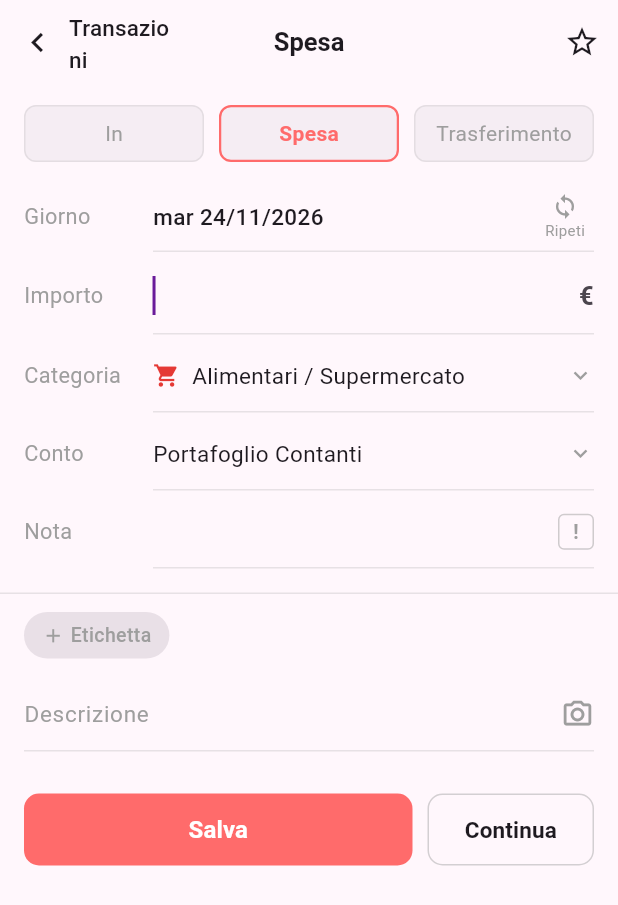
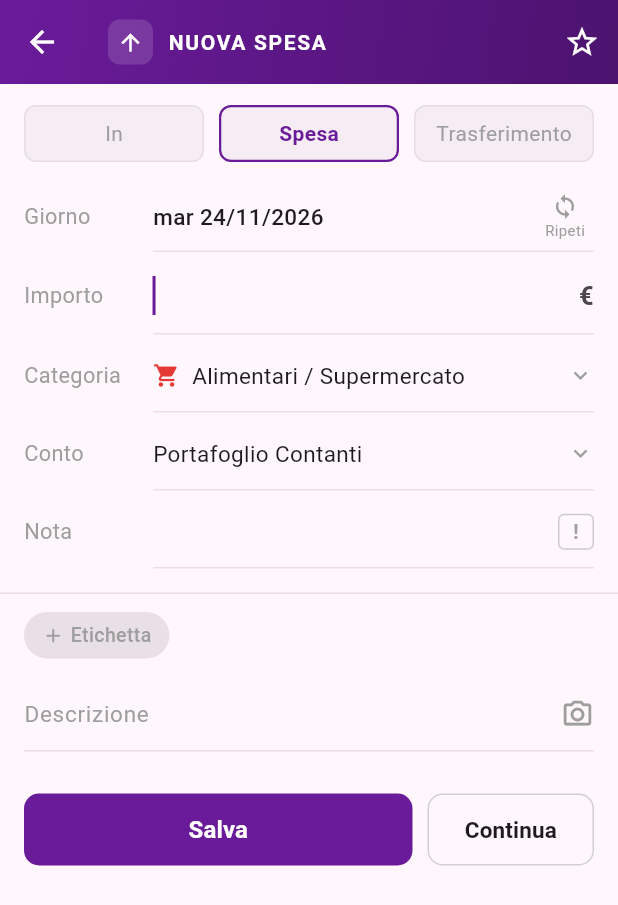
Before and after one commit to GarroArmato/my-money-manager, a Flutter app: the AddTransactionScreen screen opened directly, on a phone screen of 412 x 824 dp. Shown: the top 905 px of the screen. Run offline on Flutter 3.47's test engine with Material 3 defaults, Android fonts, the phone set to English and light mode, and no system bars.

Commit message:
style: unify AppTopBar across all screens and apply theme colors in AddTransactionScreen

```diff
--- a/lib/screens/add_transaction_screen.dart
+++ b/lib/screens/add_transaction_screen.dart
@@ -4,6 +4,7 @@ import '../models/transaction.dart';
 import '../providers/money_provider.dart';
 import '../utils/formatters.dart';
 import '../utils/money_scope.dart';
+import '../widgets/app_top_bar.dart';
 import 'accounts_screen.dart';
 import 'categories_screen.dart';
 
@@ -577,18 +578,22 @@ class _AddTransactionScreenState extends State<AddTransactionScreen> {
     // Colore attivo e titolo della schermata in base al tab (In | Spesa | Trasferimento)
     final Color activeTabColor;
     final String screenTitle;
+    final IconData screenIcon;
     switch (_selectedType) {
       case TransactionType.income:
         activeTabColor = provider.secondaryColor;
-        screenTitle = 'In';
+        screenTitle = 'Nuova Entrata';
+        screenIcon = Icons.arrow_downward;
         break;
       case TransactionType.expense:
-        activeTabColor = const Color(0xFFFF6B6B);
-        screenTitle = 'Spesa';
+        activeTabColor = provider.primaryColor;
+        screenTitle = 'Nuova Spesa';
+        screenIcon = Icons.arrow_upward;
         break;
       case TransactionType.transfer:
-        activeTabColor = Colors.white;
+        activeTabColor = provider.secondaryColor;
         screenTitle = 'Trasferimento';
+        screenIcon = Icons.swap_horiz;
         break;
     }
 
@@ -613,38 +618,13 @@ class _AddTransactionScreenState extends State<AddTransactionScreen> {
     final subtleLineColor = Colors.grey.withValues(alpha: 0.25);
 
     return Scaffold(
-      appBar: AppBar(
-        backgroundColor: Theme.of(context).scaffoldBackgroundColor,
-        foregroundColor: Theme.of(context).colorScheme.onSurface,
-        elevation: 0,
-        leadingWidth: 135,
-        leading: TextButton.icon(
-          onPressed: () => Navigator.of(context).pop(),
-          icon: Icon(
-            Icons.chevron_left,
-            size: 26,
-            color: Theme.of(context).colorScheme.onSurface,
-          ),
-          label: Text(
-            'Transazioni',
-            style: TextStyle(
-              fontSize: 15,
-              color: Theme.of(context).colorScheme.onSurface,
-            ),
-          ),
-        ),
-        title: Text(
-          screenTitle,
-          style: const TextStyle(fontSize: 17, fontWeight: FontWeight.w600),
-        ),
-        centerTitle: true,
+      appBar: AppTopBar(
+        title: screenTitle,
+        icon: screenIcon,
         actions: [
           IconButton(
-            tooltip: 'Preferiti / Modelli',
-            icon: Icon(
-              Icons.star_border,
-              color: Theme.of(context).colorScheme.onSurface,
-            ),
+            tooltip: 'Inserisci ultima nota usata',
+            icon: const Icon(Icons.star_border, color: Colors.white),
             onPressed: () {
               if (allSavedNotes.isNotEmpty) {
                 setState(() {
@@ -678,7 +658,7 @@ class _AddTransactionScreenState extends State<AddTransactionScreen> {
                 _TypeTabButton(
                   label: 'Spesa',
                   isSelected: _selectedType == TransactionType.expense,
-                  activeColor: const Color(0xFFFF6B6B),
+                  activeColor: provider.primaryColor,
                   onTap: () {
                     setState(() {
                       _selectedType = TransactionType.expense;
@@ -690,7 +670,7 @@ class _AddTransactionScreenState extends State<AddTransactionScreen> {
                 _TypeTabButton(
                   label: 'Trasferimento',
                   isSelected: _selectedType == TransactionType.transfer,
-                  activeColor: Theme.of(context).colorScheme.onSurface,
+                  activeColor: provider.secondaryColor,
                   onTap: () {
                     setState(() {
                       _selectedType = TransactionType.transfer;
@@ -1044,9 +1024,9 @@ class _AddTransactionScreenState extends State<AddTransactionScreen> {
                         child: FilledButton(
                           style: FilledButton.styleFrom(
                             backgroundColor:
-                                _selectedType == TransactionType.income
-                                    ? provider.secondaryColor
-                                    : const Color(0xFFFF6B6B),
+                                _selectedType == TransactionType.expense
+                                    ? provider.primaryColor
+                                    : provider.secondaryColor,
                             foregroundColor: Colors.white,
                             shape: RoundedRectangleBorder(
                               borderRadius: BorderRadius.circular(10),
--- a/lib/screens/categories_screen.dart
+++ b/lib/screens/categories_screen.dart
@@ -2,6 +2,7 @@ import 'package:flutter/material.dart';
 import '../models/category.dart';
 import '../utils/formatters.dart';
 import '../utils/money_scope.dart';
+import '../widgets/app_top_bar.dart';
 
 /// Mostra il dialog modale per Creare o Modificare una Categoria (e le sue Sottocategorie)
 Future<TransactionCategory?> showCategoryEditorDialog(
@@ -311,8 +312,9 @@ class _CategoriesScreenState extends State<CategoriesScreen> {
         : provider.incomeCategories;
 
     return Scaffold(
-      appBar: AppBar(
-        title: const Text('Categorie Entrate & Uscite'),
+      appBar: const AppTopBar(
+        title: 'Categorie Entrate & Uscite',
+        icon: Icons.category_outlined,
       ),
       floatingActionButton: FloatingActionButton.extended(
         onPressed: () {
--- a/lib/screens/theme_customization_screen.dart
+++ b/lib/screens/theme_customization_screen.dart
@@ -1,6 +1,7 @@
 import 'package:flutter/material.dart';
 import '../services/database_helper.dart';
 import '../utils/money_scope.dart';
+import '../widgets/app_top_bar.dart';
 
 class ThemeCustomizationScreen extends StatelessWidget {
   const ThemeCustomizationScreen({super.key});
@@ -25,8 +26,9 @@ class ThemeCustomizationScreen extends StatelessWidget {
     final provider = MoneyScope.of(context);
 
     return Scaffold(
-      appBar: AppBar(
-        title: const Text('Personalizzazione & Colori'),
+      appBar: AppTopBar(
+        title: 'Personalizzazione & Colori',
+        icon: Icons.palette_outlined,
         actions: [
           TextButton.icon(
             onPressed: () => provider.resetDefaultThemeColors(),
```
Also changed, not shown: lib/screens/account_detail_screen.dart (+12 -19 lines), lib/screens/category_stats_detail_screen.dart (+5 -13 lines).
